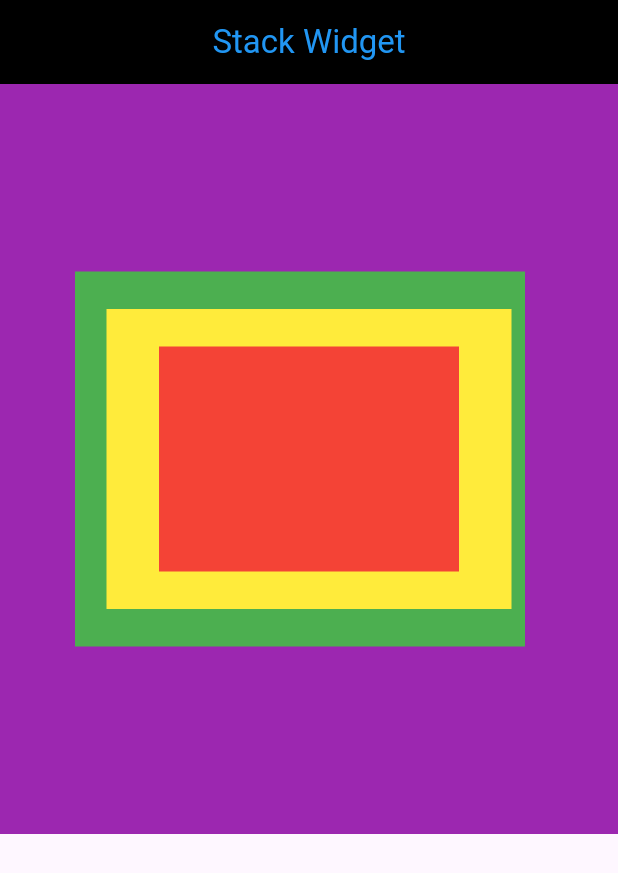
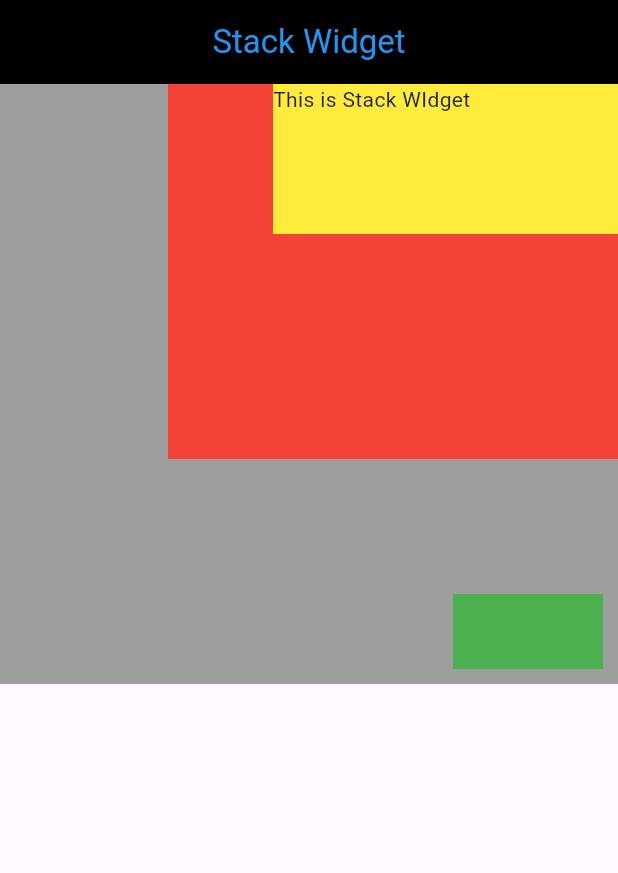
Before and after one commit to Mahafujmr/flutter_all_weiget_practice, a Flutter app: the screen it shows after launch, on a phone screen of 412 x 824 dp. Shown: the top 873 px of the screen. Run offline on Flutter 3.47's test engine with Material 3 defaults, Android fonts, the phone set to English and light mode, and no system bars.

Commit message:
flutter stack widget explain

```diff
--- a/lib/layout_widgets/stack_widget.dart
+++ b/lib/layout_widgets/stack_widget.dart
@@ -14,23 +14,76 @@ class StackWidget extends StatelessWidget {
         ),
         centerTitle: true,
       ),
+      //=> Stack Widget example
+      // body: Container(
+      //   width: double.infinity,
+      //   height: 500,
+      //   color: Colors.purple,
+      //   child: Stack(
+      //     alignment: Alignment.center,
+      //     children: [
+      //       Positioned(
+      //         left: 50,
+      //         child: Container(width: 300, height: 250, color: Colors.green),
+      //       ),
+      //       Container(width: 270, height: 200, color: Colors.yellow),
+      //       Container(width: 200, height: 150, color: Colors.red),
+      //     ],
+      //   ),
+      // ),
+
+      //=> another use case flutter stack widget
+      // body: Center(
+      //   child: Stack(
+      //     clipBehavior: Clip.none,
+      //     // alignment not work , cause use clip.none
+      //    //alignment: Alignment.center,
+      //     children: [
+      //       Container(width: 250, height: 300, color: Colors.green[400]),
+      //       Positioned(
+      //         top: -100,
+      //         right: 30,
+      //         child: Container(width: 200, height: 200, color: Colors.red),
+      //       ),
+      //       Positioned(
+      //         bottom: -25,
+      //         left: 60,
+      //         child: Container(width: 70, height: 50, color: Colors.yellow),
+      //       ),
+      //     ],
+      //   ),
+      // ),
       body: Container(
         width: double.infinity,
-        height: 500,
-        color: Colors.purple,
+        height: 400,
+        color: Colors.grey,
         child: Stack(
-          alignment: Alignment.center,
+          // use expand - last widget show this properties
+          //fit: StackFit.expand,
+          //=> Control Text widget
+          textDirection: TextDirection.rtl,
           children: [
+            Container(width: 300, height: 250, color: Colors.red),
+            Container(
+              width: 230,
+              height: 100,
+              color: Colors.yellow,
+              child: Text('This is Stack WIdget'),
+            ),
+            // Container(width: 120, height: 70, color: Colors.black),
             Positioned(
-              left: 50,
-
-              child: Container(width: 300, height: 250, color: Colors.green),
+              right: 10,
+              bottom: 10,
+              child: Container(width: 100, height: 50, color: Colors.green),
             ),
-            Container(width: 270, height: 200, color: Colors.yellow),
-            Container(width: 200, height: 150, color: Colors.red),
           ],
         ),
       ),
     );
   }
 }
+/*
+Stack widget important part
+positioned widget (top,bottom, left, write)
+valu (-) so any widget outside
+*/
```
